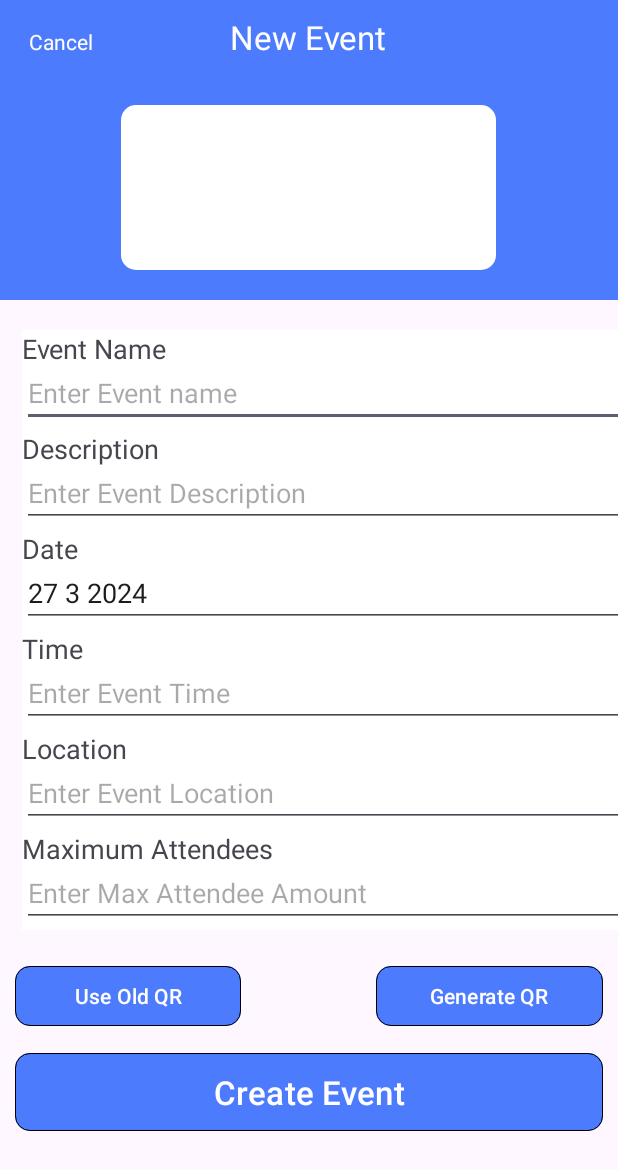
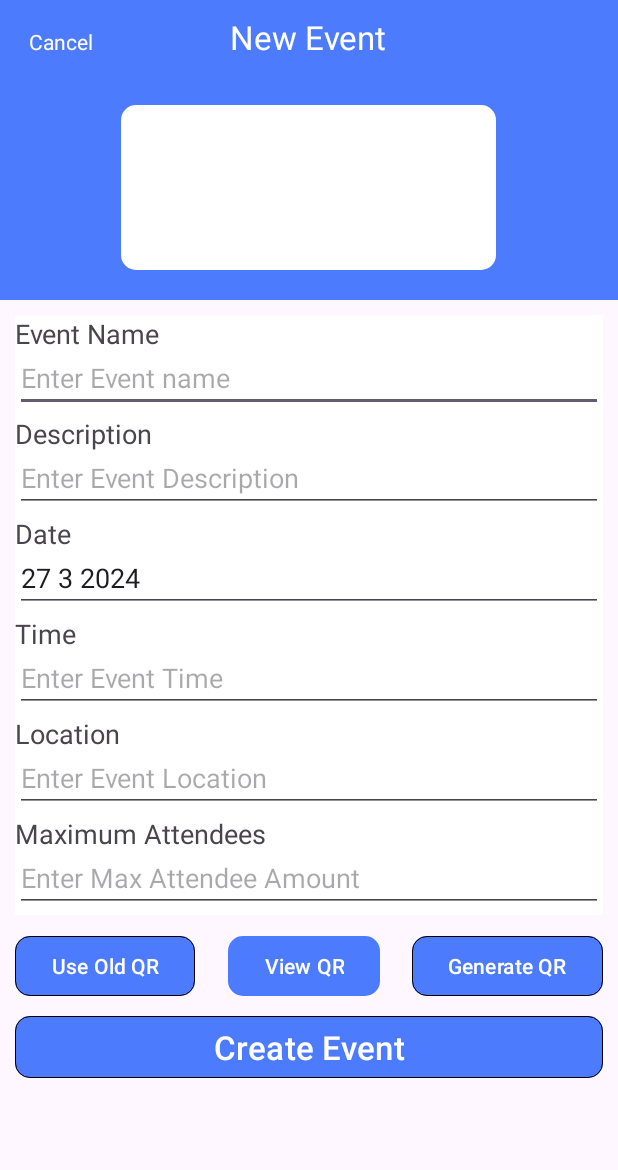
Before and after one commit to CMPUT301W24T09/fire-and-based, an Android app: the CreateEventActivity screen opened directly, with no data from a screen before it, on a phone screen of 412 x 824 dp. Shown: the top 1170 px of the screen. Run offline under Robolectric (Android 15) with nearby library versions, the phone set to English and light mode, and no system bars; our stand-ins replace Firebase (no records; nobody signed in at launch, a user with empty details on screens opened directly); libraries missing offline, so code that uses them is left out: com.journeyapps.barcodescanner; Roboto replaces fonts that are not available here.

Commit message:
refactor XML file to be more responsive

```diff
--- a/project/app/src/main/res/layout/create_event_and_edit.xml
+++ b/project/app/src/main/res/layout/create_event_and_edit.xml
@@ -3,13 +3,7 @@
     xmlns:app="http://schemas.android.com/apk/res-auto"
     xmlns:tools="http://schemas.android.com/tools"
     android:layout_width="match_parent"
-    android:layout_height="match_parent">
-
-    <LinearLayout
-        android:id="@+id/linearLayout"
-        android:layout_width="match_parent"
-        android:layout_height="wrap_content"
-
+    android:layout_height="match_parent"
     android:orientation="vertical"
     app:layout_constraintBottom_toBottomOf="parent"
     app:layout_constraintEnd_toEndOf="parent"
@@ -26,6 +20,8 @@
             android:layout_width="match_parent"
             android:layout_height="wrap_content"
             android:orientation="vertical"
+            android:id="@+id/TOPBAR_IMAGEVIEW"
+            app:layout_constraintTop_toTopOf="parent"
             android:background="@color/figmaBlue">
 
 
@@ -94,26 +90,42 @@
 
         </LinearLayout>
 
+
+        <LinearLayout
+            app:layout_constraintTop_toBottomOf="@id/TOPBAR_IMAGEVIEW"
+            android:layout_width="match_parent"
+            android:layout_height="wrap_content"
+            android:orientation="vertical"
+            android:layout_marginStart="10dp"
+            android:layout_marginEnd="10dp"
+            android:layout_marginBottom="5dp">
+
+
             <!-- Event Fields and Edit Boxes-->
             <LinearLayout
                 android:layout_width="match_parent"
                 android:layout_height="wrap_content"
                 android:orientation="vertical"
                 android:layout_gravity="center"
-            android:layout_marginStart="10dp"
+                android:layout_marginStart="0dp"
                 android:layout_marginEnd="0dp"
-            android:layout_marginTop="20dp"
-            android:layout_marginBottom="20dp"
+                android:layout_marginTop="10dp"
+                android:layout_marginBottom="10dp"
+                app:layout_constraintTop_toBottomOf="@id/TOPBAR_IMAGEVIEW"
+                android:id="@+id/EVENT_FIELDS"
                 android:background="@color/white"
+
                 >
 
 
-            <!-- Title  max lenght is 50 -->
+                <!-- Title  max length is 50 -->
                 <LinearLayout
                     android:layout_width="match_parent"
                     android:layout_height="wrap_content"
                     android:orientation="vertical"
-                android:layout_marginBottom="2dp">
+                    app:layout_constraintTop_toBottomOf="parent"
+                    android:layout_marginBottom="2dp"
+                    android:id="@+id/EVENT_TITLE_NAME">
 
                     <TextView
                         android:layout_width="match_parent"
@@ -137,6 +149,8 @@
                     android:layout_width="match_parent"
                     android:layout_height="wrap_content"
                     android:orientation="vertical"
+                    android:id="@+id/EVENT_DESCRIPTION_LAYOUT"
+                    app:layout_constraintTop_toBottomOf="@id/EVENT_TITLE_NAME"
                     android:layout_marginBottom="2dp">
 
                     <TextView
@@ -151,7 +165,7 @@
                         android:layout_height="40dp"
                         android:hint="Enter Event Description"
                         android:inputType="text"
-                    android:maxLength="256"/>
+                        android:maxLength="128"/>
 
 
                 </LinearLayout>
@@ -252,28 +266,27 @@
                 </LinearLayout>
 
 
-        </LinearLayout>
+            </LinearLayout>-->
 
             <!-- Bottom Buttons -> QR CODES AND CREATE EVENT -->
-        <LinearLayout
+            <androidx.constraintlayout.widget.ConstraintLayout
+                android:id="@+id/QRCODES_AND_CREATE_EVENT"
+                android:layout_height="wrap_content"
                 android:layout_width="match_parent"
-            android:layout_height="wrap_content"
-            android:orientation="vertical"
-            android:gravity="bottom"
-            android:layout_gravity="bottom"
-            android:layout_marginStart="10dp"
-            android:layout_marginEnd="10dp">
+                app:layout_constraintTop_toBottomOf="@id/EVENT_FIELDS"
+                app:layout_constraintEnd_toEndOf="parent"
+                >
 
-
-            <!-- QR Code Buttons-->
-            <LinearLayout
-
-                android:id="@+id/mainLayout"
+                <!-- QR CODE BUTTONS -->
+                <androidx.constraintlayout.widget.ConstraintLayout
+                    android:id="@+id/qrCodeLayout"
                     android:layout_width="match_parent"
                     android:layout_height="wrap_content"
                     android:gravity="center|center_vertical"
                     android:orientation="horizontal"
-                >
+                    app:layout_constraintBottom_toTopOf="@+id/create_event_button"
+                    app:layout_constraintEnd_toEndOf="parent"
+                    app:layout_constraintStart_toStartOf="parent">
 
                     <Button
                         android:id="@+id/reuseQR"
@@ -282,13 +295,21 @@
                         android:layout_weight="1"
                         android:text="Use Old QR"
                         app:cornerRadius="10dp"
+                        app:layout_constraintBottom_toBottomOf="parent"
+                        app:layout_constraintStart_toStartOf="parent"
                         app:strokeWidth="0.25dp" />
 
-                <View
-                    android:layout_width="0dp"
-                    android:layout_height="match_parent"
-                    android:layout_weight="0.6" />
+                    <Button
+                        android:id="@+id/view_qr_code"
+                        android:layout_width="wrap_content"
+                        android:layout_height="wrap_content"
+                        app:layout_constraintEnd_toStartOf="@+id/generateQR"
+                        app:layout_constraintStart_toEndOf="@+id/reuseQR"
+                        android:text="View QR"
+                        app:cornerRadius="10dp">
 
+
+                    </Button>
                     <Button
                         android:id="@+id/generateQR"
                         android:layout_width="0dp"
@@ -296,24 +317,29 @@
                         android:layout_weight="1"
                         android:text="Generate QR"
                         app:cornerRadius="10dp"
+                        app:layout_constraintBottom_toBottomOf="parent"
+                        app:layout_constraintEnd_toEndOf="parent"
                         app:strokeWidth="0.25dp" />
-            </LinearLayout>
-
+                </androidx.constraintlayout.widget.ConstraintLayout>
+                <!-- Create Event Button -->
                 <Button
+                    android:id="@+id/create_event_button"
                     android:layout_width="match_parent"
-                android:layout_height="60dp"
-                android:id="@+id/create_event_button"
+                    android:layout_height="wrap_content"
                     android:layout_gravity="center_horizontal"
                     android:text="@string/create_event"
+                    android:textSize="22dp"
+                    app:layout_constraintTop_toBottomOf="@+id/qrCodeLayout"
                     app:cornerRadius="10dp"
                     app:strokeWidth="0.25dp"
-                android:textSize="22dp"
-                android:layout_marginTop="10dp"/>
+                    android:layout_marginTop="5dp"
+                    />
+            </androidx.constraintlayout.widget.ConstraintLayout>
 
 
         </LinearLayout>
 
 
-    </LinearLayout>
+
 
 </androidx.constraintlayout.widget.ConstraintLayout>
```
Lines whose indentation alone changed are shown as unchanged.
